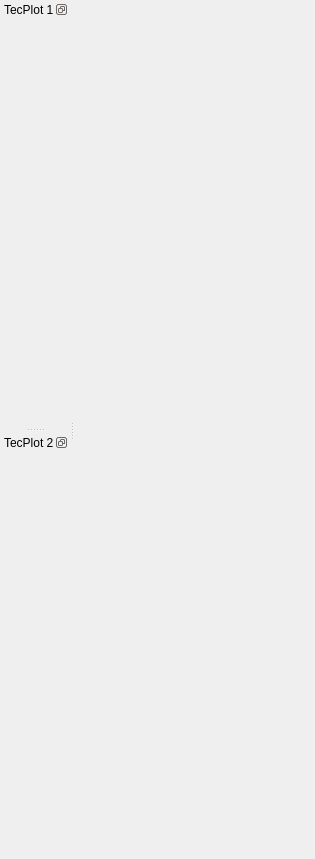
Before: the Qt Designer form bladepy/tecplot_modules/tecplot_displayUI.ui in luckalmeidan/_BladePy, drawn with Qt 5.
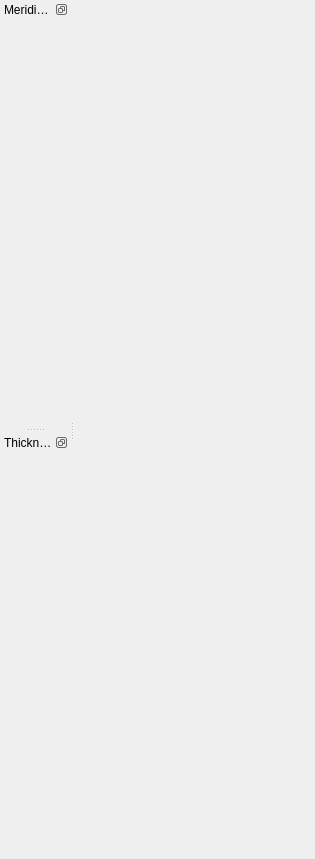
After: the same form once the commit is applied.

Commit message:
Program will accept keywords: --update,-u...; will accept case files; working path in opened path. Units in 2D plots and name changed, that are tabbed by default.
- Keywords: -u or --update to update, -c or --compile to compile.
- Keywords: Accepts now geometries loaded together with bladepy. "bladepy 611-0-1" or "bladepy 611-0-1.sur.igs" will work the same.
- Keywords: -h or --help will be implemented next
- Working path will be set according to where bladepy is loaded
- 2D graphics will be tabbed by default.

Diff of the .ui file:
```diff
--- a/bladepy/tecplot_modules/tecplot_displayUI.ui
+++ b/bladepy/tecplot_modules/tecplot_displayUI.ui
@@ -44,7 +44,7 @@
     <set>QDockWidget::DockWidgetFloatable|QDockWidget::DockWidgetMovable</set>
    </property>
    <property name="windowTitle">
-    <string>TecPlot 1</string>
+    <string>Meridional and m'-θ views</string>
    </property>
    <attribute name="dockWidgetArea">
     <number>1</number>
@@ -100,7 +100,7 @@
     <set>QDockWidget::DockWidgetFloatable|QDockWidget::DockWidgetMovable</set>
    </property>
    <property name="windowTitle">
-    <string>TecPlot 2</string>
+    <string>Thickness and β angle dist.</string>
    </property>
    <attribute name="dockWidgetArea">
     <number>1</number>
```
The commit also changes 9 other files.
